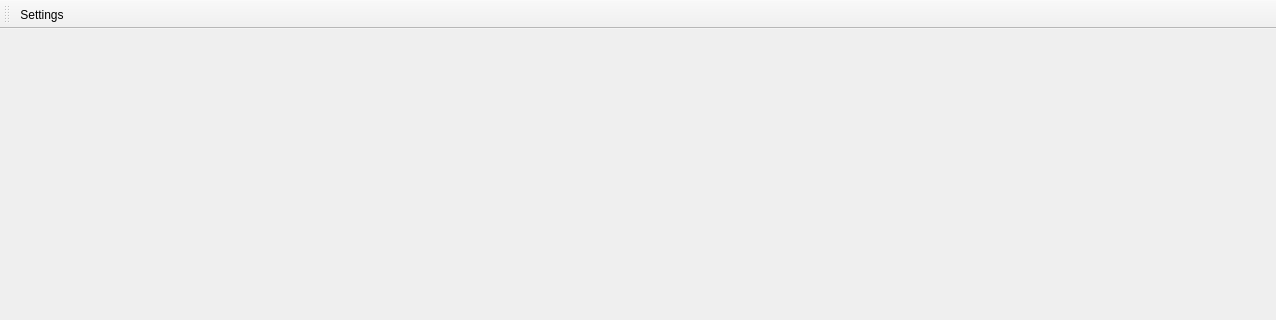
The window that mainwindow.ui (aiekick/ProjectStationMeteo) describes before a commit, drawn with Qt 5; both pictures show x 0 to 1276 and y 0 to 320 of the 1276 by 614 pixel window.
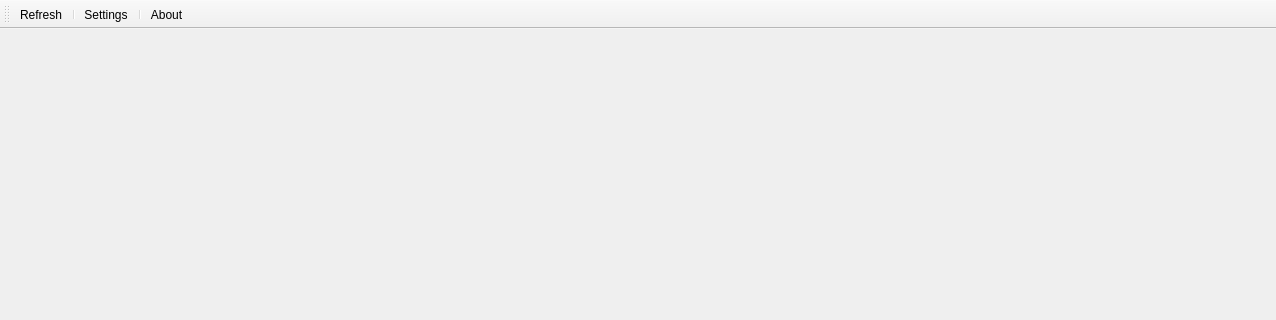
The same window after the commit. Icons and pictures are not drawn.

Commit message: [ADD] : add about dialog [ADD] ! add icons for toolbar and some buttons like in about dialog [ADD] : add a ressource file

The edit to the form file:
```diff
--- a/mainwindow.ui
+++ b/mainwindow.ui
@@ -35,13 +35,35 @@
    <attribute name="toolBarBreak">
     <bool>false</bool>
    </attribute>
+   <addaction name="actionRefresh"/>
+   <addaction name="separator"/>
    <addaction name="actionSettings"/>
+   <addaction name="separator"/>
+   <addaction name="actionAbout"/>
   </widget>
   <action name="actionSettings">
    <property name="text">
     <string>Settings</string>
    </property>
   </action>
+  <action name="actionRefresh">
+   <property name="icon">
+    <iconset resource="res.qrc">
+     <normaloff>:/new/Default/icons/Refresh.png</normaloff>:/new/Default/icons/Refresh.png</iconset>
+   </property>
+   <property name="text">
+    <string>Refresh</string>
+   </property>
+  </action>
+  <action name="actionAbout">
+   <property name="icon">
+    <iconset resource="res.qrc">
+     <normaloff>:/new/Default/icons/Information.png</normaloff>:/new/Default/icons/Information.png</iconset>
+   </property>
+   <property name="text">
+    <string>About</string>
+   </property>
+  </action>
  </widget>
  <resources/>
  <connections/>
```
Left out of the diff: 8 changed lines with no effect on the pictures. The commit also changes 14 other files.
